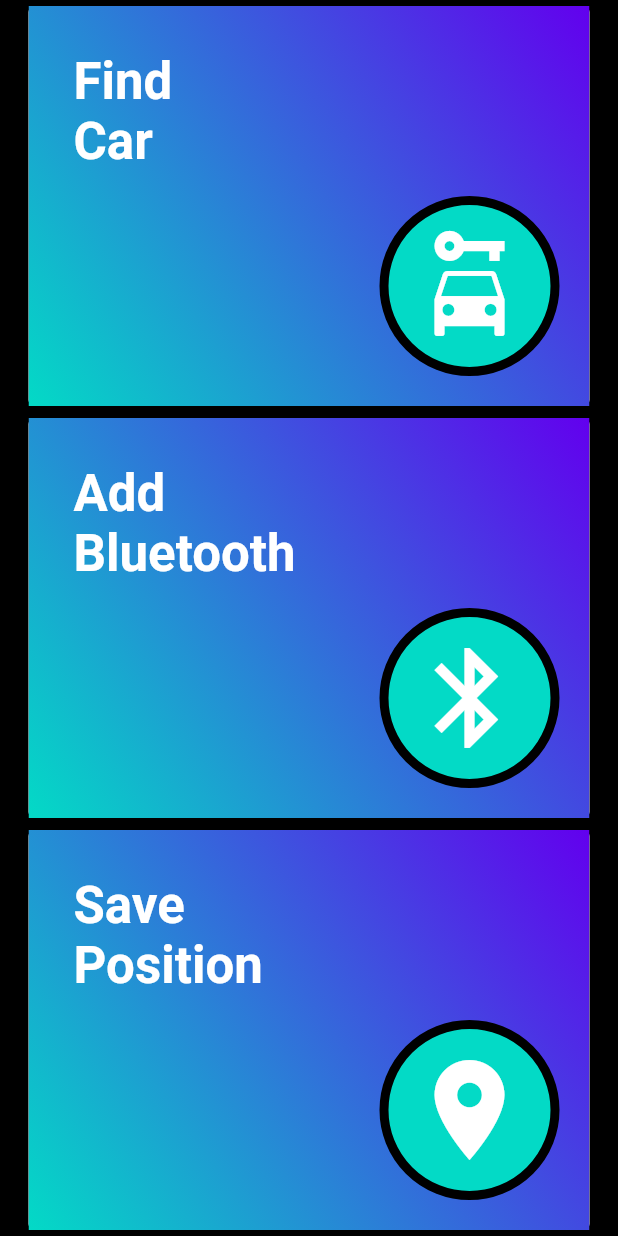
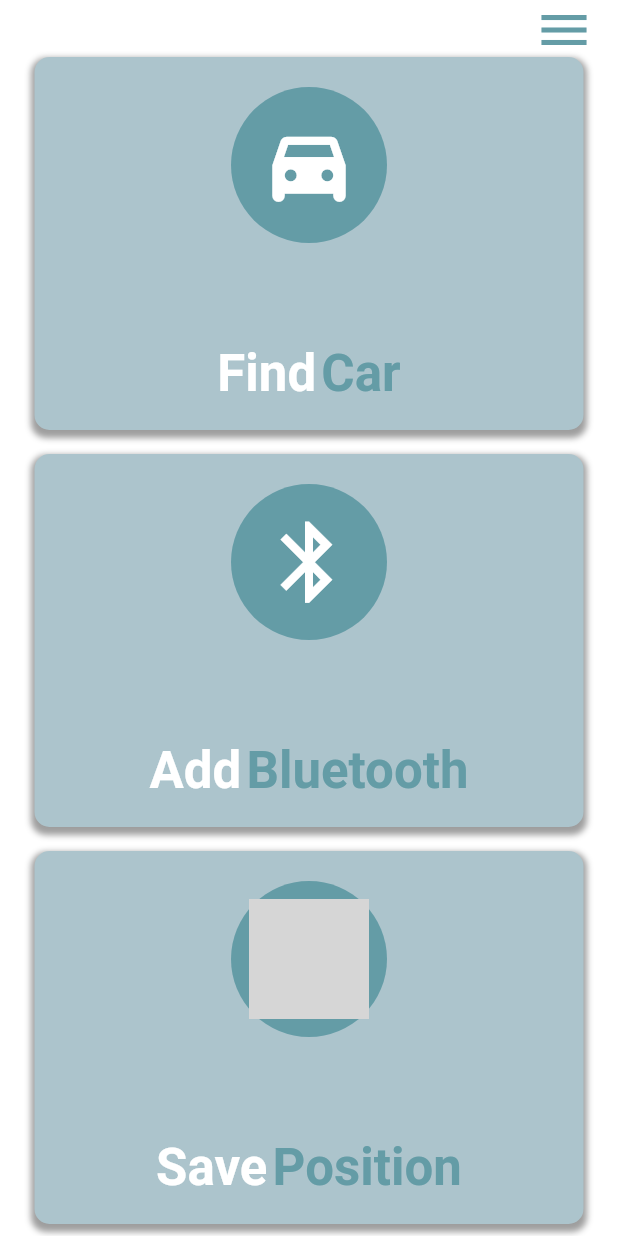
Before and after one commit to GeorgopoulosGiannis/where_i_park, a Flutter app: the screen it shows after launch, on a phone screen of 412 x 824 dp. Run offline on Flutter 3.47's test engine with Material 2 defaults, Android fonts, the phone set to English and light mode, and no system bars; drawn by our look-alikes of rive; our stand-ins replace bloc, either_dart, equatable, flutter_bloc, flutter_local_notifications, geocoding and 7 more; missing offline and left inert: app_settings, bluetooth_events, maps_launcher; grey boxes are pictures that could not be loaded.

Commit message:
UI tuning

```diff
--- a/lib/features/home/presentation/bloc/home_bloc.dart
+++ b/lib/features/home/presentation/bloc/home_bloc.dart
@@ -28,6 +28,7 @@ class HomeBloc extends Bloc<HomeEvent, HomeState> {
     SaveLocationEvent event,
     Emitter<HomeState> emit,
   ) async {
+    emit(GettingLocation());
     final saved = await saveCurrentLocation();
     emit(
       saved ? SavedLocation() : FailedToSaveLocation(),
--- a/lib/features/home/presentation/bloc/home_state.dart
+++ b/lib/features/home/presentation/bloc/home_state.dart
@@ -8,5 +8,6 @@ abstract class HomeState extends Equatable {
 }
 
 class Idle extends HomeState {}
+class GettingLocation extends HomeState {}
 class SavedLocation extends HomeState {}
 class FailedToSaveLocation extends HomeState {}
--- a/lib/features/home/presentation/home_screen.dart
+++ b/lib/features/home/presentation/home_screen.dart
@@ -1,6 +1,8 @@
+import 'package:flutter/cupertino.dart';
 import 'package:flutter/material.dart';
 import 'package:flutter_bloc/flutter_bloc.dart';
-import 'package:provider/src/provider.dart';
+import 'package:provider/provider.dart';
+import 'package:rive/rive.dart';
 import 'package:where_i_park/core/presentation/widgets/dialogs.dart';
 
 import 'package:where_i_park/features/find_car/presentation/pages/find_car_screen.dart';
@@ -20,8 +22,12 @@ class HomeScreen extends StatefulWidget {
 }
 
 class _HomeScreenState extends State<HomeScreen> {
+  final _riveController = SimpleAnimation('active');
+  final _riveCarController = SimpleAnimation('active');
   @override
   void initState() {
+    _riveController.isActive = true;
+    _riveCarController.isActive = true;
     checkLocalNotification();
     super.initState();
   }
@@ -38,6 +44,7 @@ class _HomeScreenState extends State<HomeScreen> {
 
   @override
   Widget build(BuildContext context) {
+    final theme = Theme.of(context);
     return BlocListener<HomeBloc, HomeState>(
       listener: (context, state) {
         if (state is SavedLocation) {
@@ -60,9 +67,9 @@ class _HomeScreenState extends State<HomeScreen> {
         }
       },
       child: Scaffold(
-        backgroundColor: Colors.black,
         body: Column(
           children: [
+            const SizedBox(height: 30),
             Expanded(
               child: Padding(
                 padding: const EdgeInsets.symmetric(
@@ -70,11 +77,20 @@ class _HomeScreenState extends State<HomeScreen> {
                   vertical: verticalPadding,
                 ),
                 child: HomeItem(
-                  text: 'Find\nCar',
-                  icon: Icons.car_rental,
+                  title: 'Find',
+                  subtitle: 'Car',
+                  icon: SizedBox(
+                    height: 80,
+                    width: 80,
+                    child: Icon(
+                      Icons.directions_car_filled_rounded,
+                      color: theme.colorScheme.onPrimary,
+                      size: 65,
+                    ),
+                  ),
                   onTap: () {
                     Navigator.of(context).push(
-                      MaterialPageRoute(
+                      CupertinoPageRoute(
                         builder: (context) {
                           return const FindCarScreen();
                         },
@@ -91,8 +107,17 @@ class _HomeScreenState extends State<HomeScreen> {
                   vertical: verticalPadding,
                 ),
                 child: HomeItem(
-                  text: 'Add\nBluetooth',
-                  icon: Icons.bluetooth,
+                  title: 'Add',
+                  subtitle: 'Bluetooth',
+                  icon:  SizedBox(
+                    height: 80,
+                    width: 80,
+                    child: Icon(
+                      Icons.bluetooth,
+                      color: theme.colorScheme.onPrimary,
+                      size: 65,
+                    ),
+                  ),
                   onTap: () {},
                 ),
               ),
@@ -104,8 +129,17 @@ class _HomeScreenState extends State<HomeScreen> {
                   vertical: verticalPadding,
                 ),
                 child: HomeItem(
-                  text: 'Save\nPosition',
-                  icon: Icons.location_on,
+                  title: 'Save',
+                  subtitle: 'Position',
+                  icon: SizedBox(
+                    height: 80,
+                    width: 80,
+                    child: RiveAnimation.asset(
+                      'assets/rive/gps.riv',
+                      controllers: [_riveController],
+                      fit: BoxFit.contain,
+                    ),
+                  ),
                   onTap: () {
                     context.read<HomeBloc>().add(const SaveLocationEvent());
                   },
@@ -114,6 +148,12 @@ class _HomeScreenState extends State<HomeScreen> {
             ),
           ],
         ),
+        floatingActionButtonLocation: FloatingActionButtonLocation.endTop,
+        floatingActionButton: Icon(
+          Icons.menu,
+          color: theme.colorScheme.primary,
+          size: 40,
+        ),
       ),
     );
   }
--- a/lib/features/home/presentation/widgets/home_item.dart
+++ b/lib/features/home/presentation/widgets/home_item.dart
@@ -1,13 +1,15 @@
 import 'package:flutter/material.dart';
 
 class HomeItem extends StatelessWidget {
-  final String text;
-  final IconData icon;
+  final String title;
+  final String subtitle;
+  final Widget icon;
   final VoidCallback onTap;
 
   const HomeItem({
     Key? key,
-    required this.text,
+    required this.title,
+    required this.subtitle,
     required this.icon,
     required this.onTap,
   }) : super(key: key);
@@ -15,57 +17,69 @@ class HomeItem extends StatelessWidget {
   @override
   Widget build(BuildContext context) {
     final theme = Theme.of(context);
-    return Card(
-      elevation: 10,
+    return Padding(
+      padding: const EdgeInsets.all(8.0),
       child: Ink(
         decoration: BoxDecoration(
-            gradient: LinearGradient(
-          begin: Alignment.topRight,
-          end: Alignment.bottomLeft,
-          colors: [
-            theme.primaryColor,
-            theme.colorScheme.secondary,
+          boxShadow: const [
+            BoxShadow(
+              offset: Offset(0, 3),
+              color: Colors.black38,
+              blurRadius: 3,
+              spreadRadius: 2,
+            ),
           ],
-        )),
+          color: theme.colorScheme.secondary,
+          borderRadius: BorderRadius.circular(10.0),
+        ),
         child: InkWell(
           onTap: onTap,
           child: Stack(
             children: [
               Align(
-                alignment: Alignment.topLeft,
-                child: Padding(
+                alignment: Alignment.bottomCenter,
+                child: Container(
+                  margin:const EdgeInsets.only(top: 10),
                   padding: const EdgeInsets.symmetric(
-                      vertical: 30.0, horizontal: 30),
-                  child: Text(
-                    text,
-                    style: theme.textTheme.headline4?.copyWith(
-                      color: theme.colorScheme.onPrimary,
-                      fontWeight: FontWeight.bold,
+                      vertical: 18.0, horizontal: 30),
+                  child: Text.rich(
+                    TextSpan(
+                      children: [
+                        TextSpan(
+                          text: title,
+                          style: theme.textTheme.headline4?.copyWith(
+                            color: theme.colorScheme.onPrimary,
+                            fontWeight: FontWeight.bold,
+                          ),
+                        ),
+                        const TextSpan(text: ' '),
+                        TextSpan(
+                          text: subtitle,
+                          style: theme.textTheme.headline4?.copyWith(
+                            color: theme.colorScheme.primary,
+                            fontWeight: FontWeight.bold,
+                          ),
+                        )
+                      ],
                     ),
                   ),
                 ),
               ),
               Align(
-                alignment: Alignment.bottomRight,
+                alignment: Alignment.topCenter,
                 child: Padding(
                   padding: const EdgeInsets.symmetric(
-                      vertical: 20.0, horizontal: 20),
+                    vertical: 20.0,
+                    horizontal: 20,
+                  ),
                   child: DecoratedBox(
-                    decoration: BoxDecoration(
-                      color: theme.colorScheme.secondary,
+                    decoration:  BoxDecoration(
+                      color: theme.colorScheme.primary,
                       shape: BoxShape.circle,
-                      border: Border.all(
-                        color: Colors.black,
-                        width: 6,
-                      ),
                     ),
                     child: Padding(
-                      padding: const EdgeInsets.all(20.0),
-                      child: Icon(
-                        icon,
-                        color: theme.colorScheme.onPrimary,
-                        size: 80,
-                      ),
+                      padding: const EdgeInsets.all(12.0),
+                      child: icon,
                     ),
                   ),
                 ),
--- a/lib/main.dart
+++ b/lib/main.dart
@@ -40,7 +40,10 @@ class MyApp extends StatelessWidget {
         debugShowCheckedModeBanner: false,
         title: 'Where did i park?',
         theme: ThemeData.from(
-          colorScheme: const ColorScheme.light(),
+          colorScheme: const ColorScheme.light(
+            primary: Color.fromRGBO(100, 156, 166, 1),
+            secondary:Color.fromRGBO(172, 196, 204, 1)
+          ),
         ),
         home: const SafeArea(
           child: HomeScreen(),
--- a/pubspec.yaml
+++ b/pubspec.yaml
@@ -46,6 +46,7 @@ dependencies:
   app_settings: ^4.1.1
   maps_launcher: ^2.0.1
   visibility_detector: ^0.2.2
+  rive: ^0.7.33
   bluetooth_events:
     git:
       url: git://github.com/GeorgopoulosGiannis/bluetooth_events.git
@@ -84,6 +85,9 @@ flutter:
   # To add assets to your application, add an assets section, like this:
   assets:
     - assets/car_icon.png
+    - assets/rive/gps.riv
+    - assets/rive/car.riv
+    - assets/rive/map.riv
   #   - images/a_dot_ham.jpeg
 
   # An image asset can refer to one or more resolution-specific "variants", see
```
Also changed, not shown: lib/features/find_car/presentation/pages/find_car_screen.dart (+18 -5 lines), lib/features/find_car/presentation/widgets/map_location_card.dart (+41 -38 lines), pubspec.lock, 3 other files.
